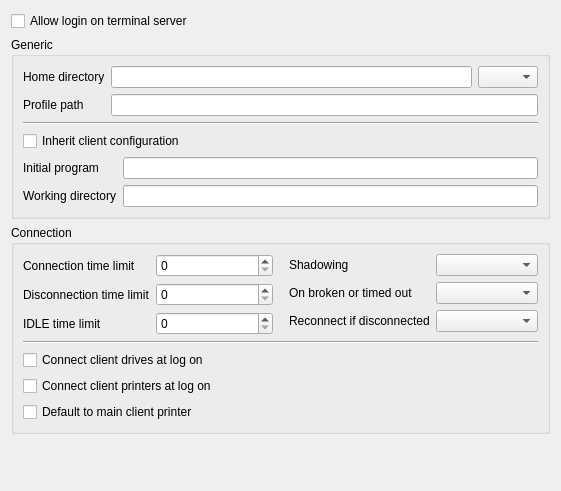
This is agent/src/clacks/agent/data/templates/default/user-samba-ts.ui in gonicus/clacks as Qt 5 draws it before an edit. The edited form follows.
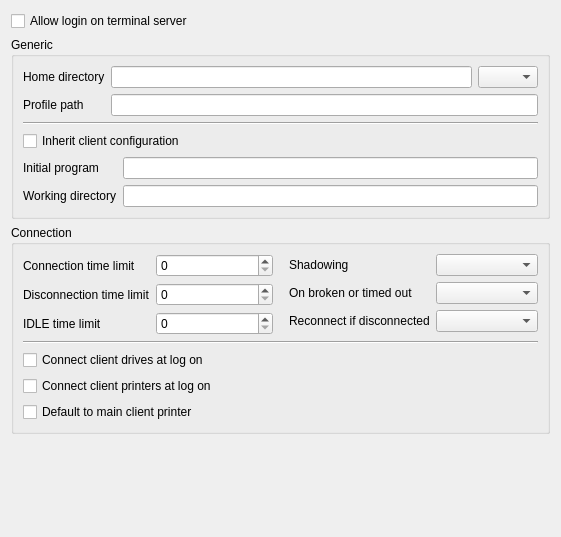
This is the edited form. Icons and pictures are not drawn.

The edit to the form file:
```diff
--- a/agent/src/clacks/agent/data/templates/default/user-samba-ts.ui
+++ b/agent/src/clacks/agent/data/templates/default/user-samba-ts.ui
@@ -7,7 +7,7 @@
     <x>0</x>
     <y>0</y>
     <width>561</width>
-    <height>491</height>
+    <height>537</height>
    </rect>
   </property>
   <property name="sizePolicy">
```
